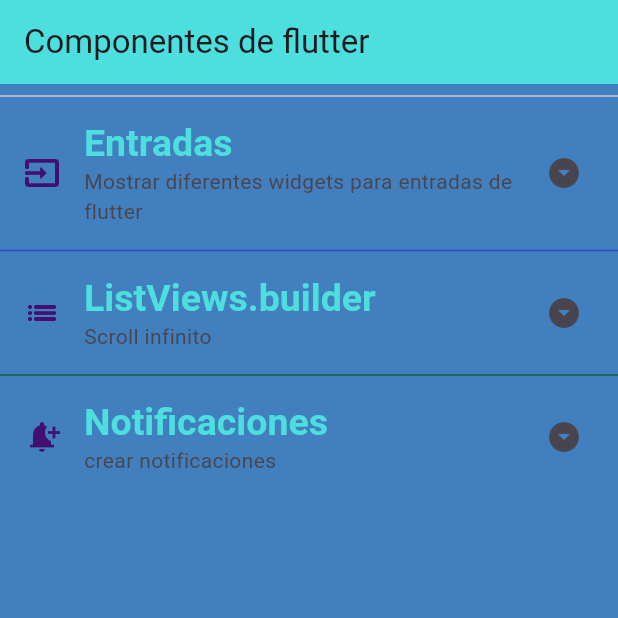
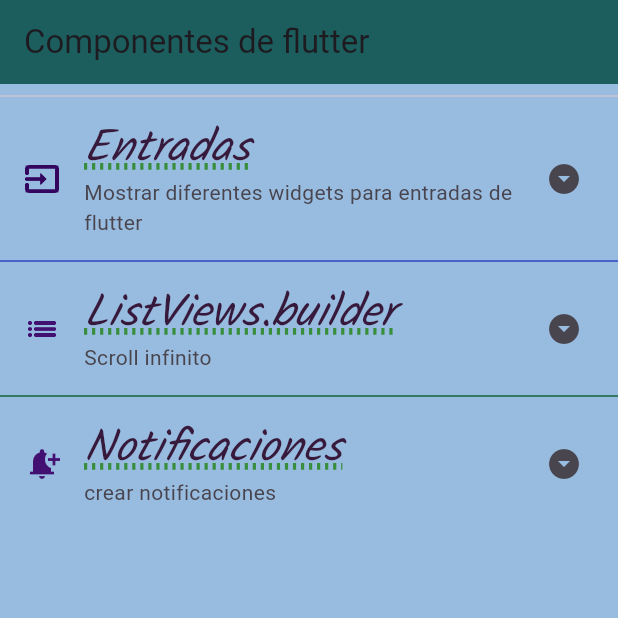
Before and after one commit to SantiagoAHS/componentes_flutter, a Flutter app: the screen it shows after launch, on a phone screen of 412 x 824 dp, the top half of it. Run offline on Flutter 3.47's test engine with Material 3 defaults, Android fonts, the phone set to English and light mode, and no system bars; our stand-ins replace google_fonts.

Commit message:
09 Adding Google fonts to the AppTheme

```diff
--- a/lib/screens/home_screen.dart
+++ b/lib/screens/home_screen.dart
@@ -14,7 +14,7 @@
           children: [
             const Divider(),
             ListTile(
-              leading: const Icon(Icons.input_sharp, color: Color.fromARGB(255, 66, 16, 113),),
+              leading: const Icon(Icons.input_sharp, color: Color.fromARGB(255, 51, 5, 95),),
               title:Text('Entradas',
               style: Theme.of(context).textTheme.headlineLarge,
               ),
--- a/lib/theme/app_theme.dart
+++ b/lib/theme/app_theme.dart
@@ -1,19 +1,28 @@
 
 import 'package:flutter/material.dart';
+import 'package:google_fonts/google_fonts.dart';
 
 class AppTheme{
   //declaracion de color
-  static const mainColor = Color.fromARGB(255, 77, 222, 222);
-  static const backColor = Color.fromARGB(255, 65, 127, 190);
+  static const mainColor = Color.fromARGB(255, 28, 94, 94);
+  static const backColor = Color.fromARGB(255, 152, 188, 224);
 
   static final ThemeData lightTheme =  ThemeData.light().copyWith(
     scaffoldBackgroundColor: backColor,
         appBarTheme: const AppBarTheme( color: mainColor),
-        textTheme: const TextTheme(
-          headlineLarge: TextStyle(
-            color: mainColor,          fontSize: 25.0,
-            fontWeight: FontWeight.bold,
-            fontFamily: 'sans-serif'
+        textTheme:TextTheme(
+          headlineLarge: GoogleFonts.kalam(
+            color: const Color.fromARGB(255, 54, 25, 59),
+            fontSize: 30.0,
+            fontWeight: FontWeight.w500,
+            decoration: TextDecoration.underline,
+            decorationColor: Colors.green[700],
+            decorationStyle: TextDecorationStyle.dotted,
+            decorationThickness: 3.0,
+            fontStyle:  FontStyle.italic
+            ),
+            bodySmall: GoogleFonts.akatab(
+
             )
         )
   );
--- a/pubspec.yaml
+++ b/pubspec.yaml
@@ -9,6 +9,7 @@
 dependencies:
   flutter:
     sdk: flutter
+  google_fonts: ^6.1.0
 
 dev_dependencies:
   flutter_test:
```
Also changed, not shown: pubspec.lock.
